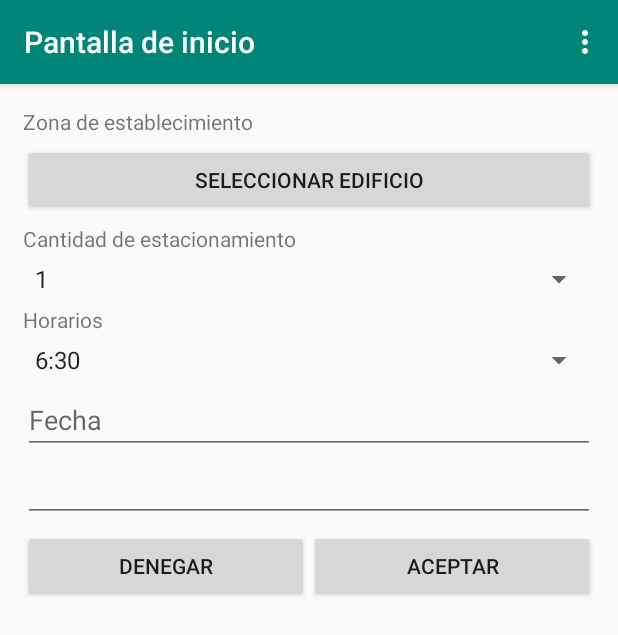
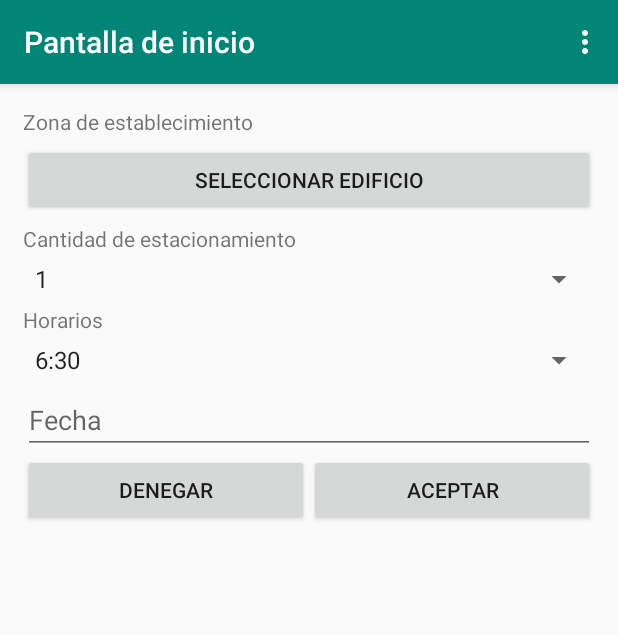
Before and after one commit to DesKevinMendez/control-estacionamiento-utec-android, an Android app: the fragment ReserveParking placed in its activity, on a phone screen of 412 x 824 dp. Shown: the top 635 px of the screen. Run offline under Robolectric (Android 15) with nearby library versions, the phone set to English and light mode, and no system bars.

Commit message:
Se agrega calendario a la vista Reserve Parking

```diff
--- a/app/src/main/res/layout/fragment_reserve_parking.xml
+++ b/app/src/main/res/layout/fragment_reserve_parking.xml
@@ -62,14 +62,6 @@
             android:clickable="true"
             android:maxLines="1" />
 
-        <EditText
-            android:id="@+id/editText"
-            android:layout_marginBottom="5dp"
-            android:layout_width="match_parent"
-            android:layout_height="wrap_content"
-            android:ems="10"
-            android:inputType="date" />
-
         <LinearLayout
             android:layout_width="match_parent"
             android:layout_height="match_parent"
```
Also changed, not shown: app/src/main/java/com/example/control_estacionamiento_utec_electiva_i/Admin/ReserveParking.java (+18 -1 lines), app/src/main/java/com/example/control_estacionamiento_utec_electiva_i/Helpers/DatePickerFragment.java (added, +39 -0 lines).
